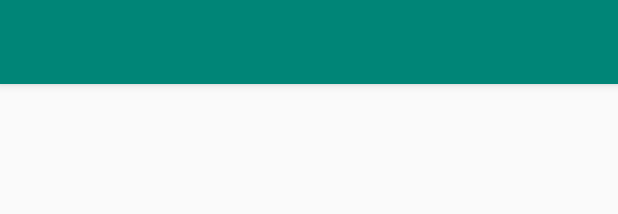
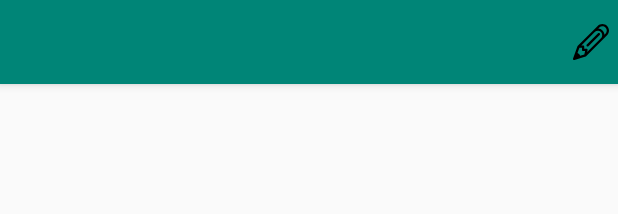
Before and after one commit to sw19-tug/morning03, an Android app: the layout activity_main.xml on its own in the app's theme, with its tools: preview values and no code run, on a phone screen of 412 x 824 dp. Shown: the top 214 px of the screen. Run offline under Robolectric (Android 15) with nearby library versions, the phone set to English and light mode, and no system bars.

Commit message:
PAINT-008 show icon for selected tool [RT,SP]

```diff
--- /dev/null
+++ b/app/src/main/res/drawable/ic_circle_icon.xml
@@ -0,0 +1,4 @@
+<vector android:height="24dp" android:viewportHeight="512"
+    android:viewportWidth="512" android:width="24dp" xmlns:android="http://schemas.android.com/apk/res/android">
+    <path android:fillColor="#FF000000" android:pathData="M256,48C141.1,48 48,141.1 48,256s93.1,208 208,208c114.9,0 208,-93.1 208,-208S370.9,48 256,48zM256,446.7c-105.1,0 -190.7,-85.5 -190.7,-190.7c0,-105.1 85.5,-190.7 190.7,-190.7c105.1,0 190.7,85.5 190.7,190.7C446.7,361.1 361.1,446.7 256,446.7z"/>
+</vector>
--- /dev/null
+++ b/app/src/main/res/drawable/ic_fill_icon.xml
@@ -0,0 +1,5 @@
+<vector android:height="24dp" android:viewportHeight="256"
+    android:viewportWidth="256" android:width="24dp" xmlns:android="http://schemas.android.com/apk/res/android">
+    <path android:fillColor="#000000"
+        android:pathData="M127.1,19.6c-11.6,3.1 -13.5,4.7 -61.9,52.8 -25.5,25.4 -47.7,48.2 -49.3,50.8 -12.7,19.7 -9.5,42.7 9.6,68.3 7.5,10.2 28.7,31.5 38.5,38.7 24.5,18.2 44.1,22.1 63.9,12.6 5.9,-2.8 11.2,-7.8 50.9,-47.2 34.9,-34.7 44.2,-43.5 43.7,-41.1 -1.3,5.7 -4.7,11.5 -10.5,17.9 -6.6,7.3 -9.6,13.8 -8.6,18.9 1.5,8.1 14.5,17.5 22.7,16.4 5.2,-0.7 9.3,-4.5 11.4,-10.6 2.5,-7.2 3,-22.9 1.1,-34.6 -3.4,-20.3 -3.6,-24 -2.1,-34.5 3.1,-22.3 -3.6,-38.6 -26.4,-64.5 -14.7,-16.6 -33,-31.6 -46.8,-38.5 -13.3,-6.6 -25.2,-8.4 -36.2,-5.4zM147.8,31.1c7.5,1.8 22.2,9.3 31.3,16 10.5,7.8 23.2,20.5 29.9,30.1 5.6,7.8 12,19.8 12,22.3 0,5.3 -16.6,7.4 -44.9,5.7 -19.8,-1.2 -36.1,-3.3 -40.3,-5.2 -2.5,-1.2 -7.9,-9.1 -12.7,-18.7 -8.7,-17.5 -9.5,-36.8 -1.8,-45.2 5.1,-5.6 15.6,-7.6 26.5,-5zM104.9,61.8c1.5,14.1 5.2,24.7 12.5,35.7 6.9,10.4 24.8,28.8 34.7,35.8 14,9.9 30.6,16.4 44.1,17.4l7.6,0.6 -36,35.6c-23.3,23 -38,36.9 -41.8,39.2 -14.2,8.7 -30.8,7.4 -49.6,-4.1 -20.1,-12.2 -41.7,-35.8 -49.8,-54.4 -2.8,-6.5 -3.1,-8 -3.1,-18.1 0,-17.4 -0.5,-16.7 43.4,-61 20.1,-20.4 36.7,-37 36.8,-37 0.1,-0 0.7,4.6 1.2,10.3z" android:strokeColor="#00000000"/>
+</vector>
--- /dev/null
+++ b/app/src/main/res/drawable/ic_line_icon.xml
@@ -0,0 +1,6 @@
+<vector android:height="24dp" android:viewportHeight="16"
+    android:viewportWidth="16" android:width="24dp" xmlns:android="http://schemas.android.com/apk/res/android">
+    <path android:fillColor="#00000000" android:pathData="M1,8 L15,8"
+        android:strokeAlpha="1" android:strokeColor="#000000"
+        android:strokeLineCap="butt" android:strokeLineJoin="miter" android:strokeWidth="1"/>
+</vector>
--- /dev/null
+++ b/app/src/main/res/drawable/ic_oval_icon.xml
@@ -0,0 +1,4 @@
+<vector android:height="24dp" android:viewportHeight="88.333"
+    android:viewportWidth="88.332" android:width="24dp" xmlns:android="http://schemas.android.com/apk/res/android">
+    <path android:fillColor="#FF000000" android:pathData="M44.166,75.062C19.812,75.062 0,61.202 0,44.167C0,27.13 19.812,13.27 44.166,13.27c24.354,0 44.166,13.859 44.166,30.896C88.332,61.204 68.52,75.062 44.166,75.062zM44.166,16.27C21.467,16.27 3,28.784 3,44.167c0,15.381 18.467,27.896 41.166,27.896s41.166,-12.515 41.166,-27.896C85.332,28.785 66.865,16.27 44.166,16.27z"/>
+</vector>
--- /dev/null
+++ b/app/src/main/res/drawable/ic_pen_icon.xml
@@ -0,0 +1,4 @@
+<vector android:height="24dp" android:viewportHeight="32"
+    android:viewportWidth="32" android:width="24dp" xmlns:android="http://schemas.android.com/apk/res/android">
+    <path android:fillColor="#FF000000" android:pathData="M30.276,1.722C29.168,0.611 27.69,0 26.121,0s-3.045,0.61 -4.154,1.72L4.294,19.291c-0.105,0.104 -0.185,0.229 -0.235,0.367l-4,11c-0.129,0.355 -0.046,0.756 0.215,1.031C0.466,31.891 0.729,32 1,32c0.098,0 0.196,-0.014 0.293,-0.044l9.949,-3.052c0.156,-0.047 0.298,-0.133 0.414,-0.248l18.621,-18.621C31.389,8.926 32,7.448 32,5.878C31.999,4.309 31.389,2.832 30.276,1.722zM10.092,27.165l-3.724,1.144c-0.217,-0.637 -0.555,-1.201 -1.016,-1.662c-0.401,-0.399 -0.866,-0.709 -1.356,-0.961L5.7,21H8v2c0,0.553 0.447,1 1,1h1.765L10.092,27.165zM24.812,12.671L12.628,24.855l0.35,-1.647c0.062,-0.296 -0.012,-0.603 -0.202,-0.837C12.586,22.136 12.301,22 12,22h-2v-2c0,-0.552 -0.448,-1 -1,-1H7.422L19.315,7.175l0.012,0.011c0.732,-0.733 1.707,-1.136 2.742,-1.136s2.011,0.403 2.742,1.136s1.138,1.707 1.138,2.743C25.949,10.965 25.546,11.938 24.812,12.671zM28.862,8.621L27.93,9.554c-0.09,-1.429 -0.683,-2.761 -1.703,-3.782c-1.021,-1.022 -2.354,-1.614 -3.787,-1.703l0.938,-0.931l0.002,-0.002C24.11,2.403 25.085,2 26.121,2s2.01,0.403 2.741,1.136C29.596,3.869 30,4.843 30,5.878C30,6.915 29.598,7.889 28.862,8.621zM22.293,8.293l-10,10c-0.391,0.391 -0.391,1.023 0,1.414C12.487,19.902 12.744,20 13,20s0.511,-0.098 0.707,-0.293l10,-10c0.391,-0.391 0.391,-1.023 0,-1.414C23.315,7.902 22.684,7.902 22.293,8.293z"/>
+</vector>
--- /dev/null
+++ b/app/src/main/res/drawable/ic_point_icon.xml
@@ -0,0 +1,4 @@
+<vector android:height="24dp" android:viewportHeight="1024"
+    android:viewportWidth="1024" android:width="24dp" xmlns:android="http://schemas.android.com/apk/res/android">
+    <path android:fillColor="#FF000000" android:pathData="M512,512m-157.54,0a4,4 0,1 0,315.08 0,4 4,0 1,0 -315.08,0Z"/>
+</vector>
--- /dev/null
+++ b/app/src/main/res/drawable/ic_rectangle_icon.xml
@@ -0,0 +1,4 @@
+<vector android:height="24dp" android:viewportHeight="64"
+    android:viewportWidth="64" android:width="24dp" xmlns:android="http://schemas.android.com/apk/res/android">
+    <path android:fillColor="#FF000000" android:pathData="M64,11H0v42h64V11zM62,51H2V13h60V51z"/>
+</vector>
--- a/app/src/main/res/layout/activity_main.xml
+++ b/app/src/main/res/layout/activity_main.xml
@@ -16,7 +16,19 @@
             android:layout_width="match_parent"
             android:layout_height="?attr/actionBarSize"
             android:background="?attr/colorPrimary"
-            app:popupTheme="@style/AppTheme.PopupOverlay" />
+            app:popupTheme="@style/AppTheme.PopupOverlay">
+
+            <ImageView
+                android:id="@+id/toolIcon"
+                android:layout_width="wrap_content"
+                android:layout_height="wrap_content"
+                android:contentDescription="@string/toolIcon"
+                app:srcCompat="@drawable/ic_pen_icon"
+                tools:ignore="VectorDrawableCompat"
+                tools:layout_width="wrap_content"
+                android:layout_gravity="right"
+                android:layout_marginRight="6dp" />
+        </android.support.v7.widget.Toolbar>
 
     </android.support.design.widget.AppBarLayout>
 
--- a/app/src/main/res/values/strings.xml
+++ b/app/src/main/res/values/strings.xml
@@ -1,5 +1,6 @@
 <resources>
     <string name="app_name">Paint</string>
+    <string name="toolIcon">Tool Icon</string>
     <string name="toolChooserButton">Choose Drawing Tool</string>
     <string name="shapeChooserFragment">Choose Shape</string>
     <string name="drawPointButton">Point</string>
```
Also changed, not shown: app/src/main/java/sw19/moring03/paint/MainActivity.java (+35 -0 lines), app/src/main/res/drawable/ic_eraser_icon.xml (added, +13 -0 lines), app/src/main/res/drawable/ic_path_icon.xml (added, +7 -0 lines).
